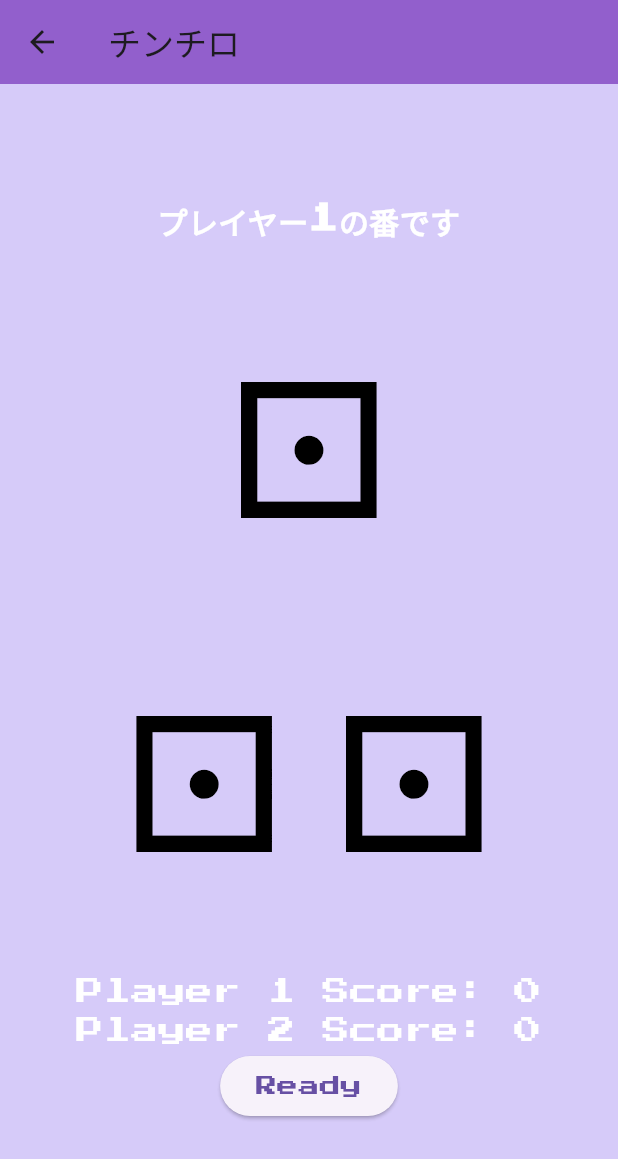
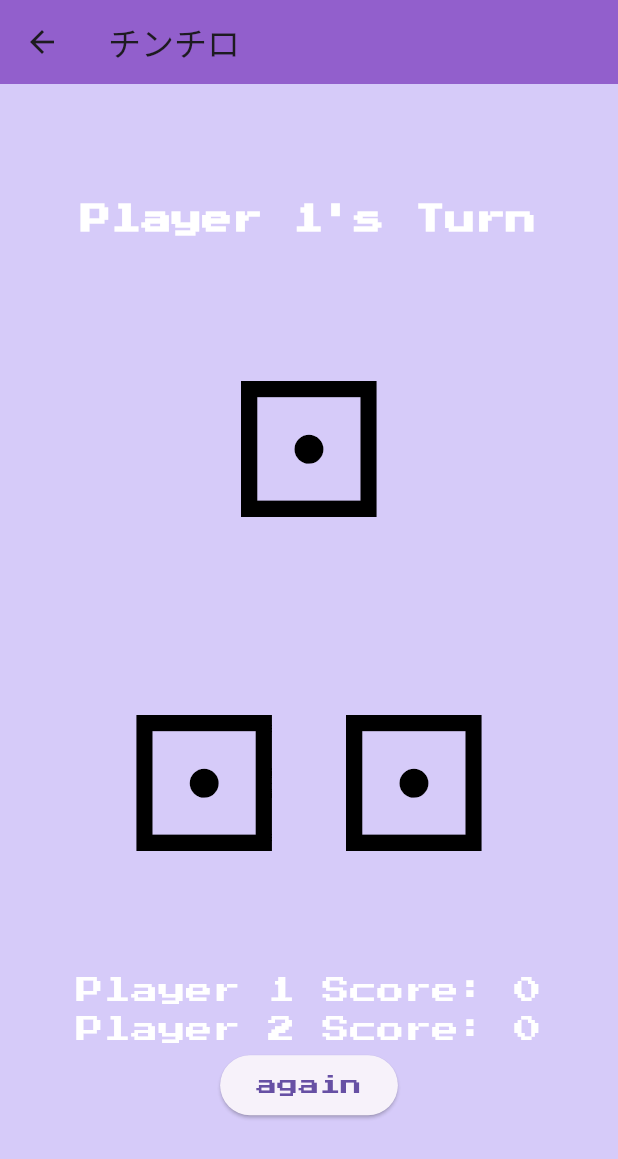
Before and after one commit to u5u5u5u/ankylo-cup, a Flutter app: the ChinchiroGameScreen screen opened directly, on a phone screen of 412 x 824 dp. Shown: the top 1159 px of the screen. Run offline on Flutter 3.47's test engine with Material 3 defaults, Android fonts, the phone set to English and light mode, and no system bars; our stand-ins replace firebase_auth, firebase_core, fixnum, flutter_animate, flutter_riverpod, google_fonts and 2 more; missing offline and left inert: firebase_app_check, flame, grpc, protobuf; accounts and stored records are empty; generated files the repository leaves out were written again.

Commit message:
chinchiroは完全に実行してみてからのお楽しみ

```diff
--- a/lib/presentation/games/chinchiro/chinchiro_screen.dart
+++ b/lib/presentation/games/chinchiro/chinchiro_screen.dart
@@ -2,6 +2,8 @@ import 'dart:math';
 import 'package:ankylo_cup/presentation/games/chinchiro/chinchiro_screen_state_notifier.dart';
 import 'package:flutter/material.dart';
 import 'package:flutter_riverpod/flutter_riverpod.dart';
+import 'package:ankylo_cup/services/score_services.dart';
+import 'package:ankylo_cup/presentation/page/select_mode/select_mode_screen.dart';
 
 class ChinchiroGameScreen extends ConsumerStatefulWidget {
   const ChinchiroGameScreen({Key? key}) : super(key: key);
@@ -27,6 +29,19 @@ class ChinchiroGameScreenState extends ConsumerState<ChinchiroGameScreen>
   void dispose() {
     rotationController.dispose();
     super.dispose();
+  }
+
+  Future<void> _exitGame(int score) async {
+    try {
+      await ScoreService().recordScore(score);
+    } catch (e) {
+      print('Failed to record score: $e');
+    } finally {
+      Navigator.push(
+        context,
+        MaterialPageRoute(builder: (context) => SelectModeScreen()),
+      );
+    }
   }
 
   @override
@@ -106,15 +121,21 @@ class ChinchiroGameScreenState extends ConsumerState<ChinchiroGameScreen>
             Text('Player 2 Score: ${gameState.playerScores[1]}',
                 style: const TextStyle(fontSize: 18)),
             if (gameState.gameMessage.contains("Wins") ||
-                gameState.gameMessage.contains("Draw"))
+                gameState.gameMessage.contains("Draw")) ...[
               ElevatedButton(
                 onPressed: gameNotifier.resetGame,
                 child: const Text('Play Again'),
               ),
+              ElevatedButton(
+                onPressed: () => _exitGame(
+                    gameState.playerScores[gameState.currentPlayer - 1]),
+                child: const Text('exit'),
+              ),
+            ],
             if (!gameState.isReady)
               ElevatedButton(
                 onPressed: gameNotifier.startTurn,
-                child: const Text('Ready'),
+                child: const Text('again'),
               ),
           ],
         ),
--- a/lib/presentation/games/chinchiro/chinchiro_screen_state.dart
+++ b/lib/presentation/games/chinchiro/chinchiro_screen_state.dart
@@ -42,7 +42,7 @@ class GameState {
       currentPlayer: 1,
       playerScores: [0, 0],
       currentDiceValues: [1, 1, 1],
-      gameMessage: "プレイヤー1の番です",
+      gameMessage: "Player 1's Turn",
       isReady: false,
       isRolling: false,
       isShaking: false,
--- a/lib/presentation/games/chinchiro/chinchiro_screen_state_notifier.dart
+++ b/lib/presentation/games/chinchiro/chinchiro_screen_state_notifier.dart
@@ -72,7 +72,7 @@ class GameNotifier extends StateNotifier<GameState> {
       state = state.copyWith(
         currentPlayer: 2,
         playerScores: updatedScores,
-        gameMessage: "Player 2's Turn: Press Ready to Start!",
+        gameMessage: "Player 2's Turn",
         isReady: false,
         isRolling: false,
       );
@@ -121,7 +121,7 @@ class GameNotifier extends StateNotifier<GameState> {
   void startTurn() {
     state = state.copyWith(
       isReady: true,
-      gameMessage: "プレイヤー${state.currentPlayer}の番です",
+      gameMessage: "Player${state.currentPlayer}'s Turn",
       currentDiceValues: [1, 1, 1], // Reset dice values to initial state
     );
   }
```
